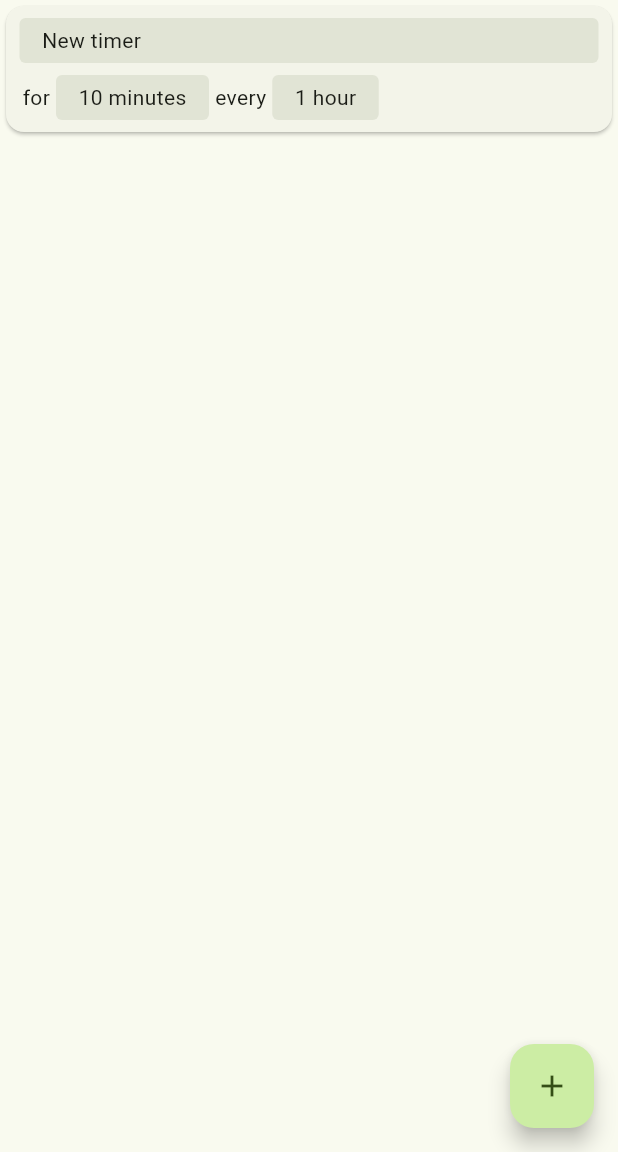
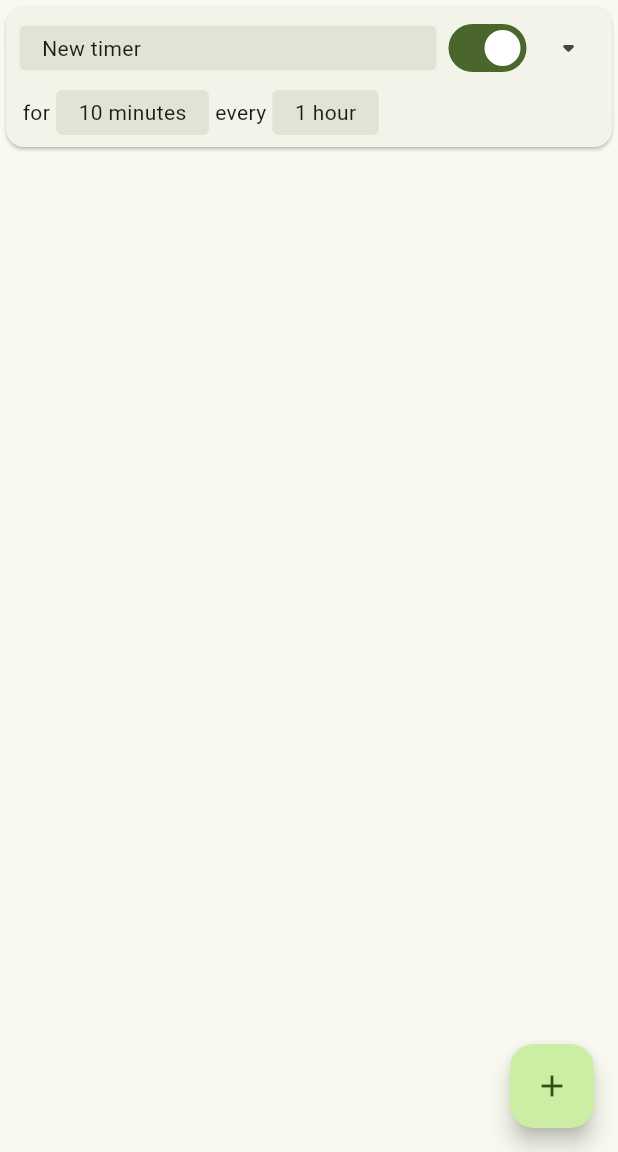
Before and after one commit to zphixon/tomato, a Flutter app: the screen it shows after launch, after a tap on the "add" icon, on a phone screen of 412 x 824 dp, the part 84-1236 px from its top. Run offline on Flutter 3.47's test engine with Material 2 defaults, Android fonts, the phone set to English and light mode, and no system bars; missing offline and left inert: path_provider_android.

Commit message:
add toggle button and expand

```diff
--- a/lib/main.dart
+++ b/lib/main.dart
@@ -165,6 +165,13 @@ class _MyHomePageState extends State<MyHomePage> {
       });
     }
 
+    setEnabled(idx, newEnabled) {
+      setState(() {
+        settings.timers[idx].enabled = newEnabled;
+        widget.storage.writeSettings(settings);
+      });
+    }
+
     return Scaffold(
       appBar: AppBar(
         backgroundColor: Theme.of(context).colorScheme.inversePrimary,
@@ -181,6 +188,7 @@ class _MyHomePageState extends State<MyHomePage> {
         updateActive: updateActive,
         updateEvery: updateEvery,
         delete: delete,
+        setEnabled: setEnabled,
         timers: settings.timers,
       ),
       floatingActionButton: FloatingActionButton(
@@ -197,6 +205,7 @@ class TimerList extends StatelessWidget {
   final Function(int idx, time.Duration newActive) updateActive;
   final Function(int idx, time.Duration newEvery) updateEvery;
   final Function(int idx) delete;
+  final Function(int idx, bool newEnabled) setEnabled;
   final List<time.Timer> timers;
 
   const TimerList({
@@ -205,6 +214,7 @@ class TimerList extends StatelessWidget {
     required this.updateActive,
     required this.updateEvery,
     required this.delete,
+    required this.setEnabled,
     required this.timers,
   });
 
@@ -221,6 +231,7 @@ class TimerList extends StatelessWidget {
         doUpdateActive(time.Duration newActive) => updateActive(idx, newActive);
         doUpdateEvery(time.Duration newEvery) => updateEvery(idx, newEvery);
         doDelete() => delete(idx);
+        doSetEnabled(bool newEnabled) => setEnabled(idx, newEnabled);
 
         return TimerCard(
           pad: pad,
@@ -229,13 +240,14 @@ class TimerList extends StatelessWidget {
           doUpdateActive: doUpdateActive,
           doUpdateEvery: doUpdateEvery,
           doDelete: doDelete,
+          doSetEnabled: doSetEnabled,
         );
       },
     );
   }
 }
 
-class TimerCard extends StatelessWidget {
+class TimerCard extends StatefulWidget {
   const TimerCard({
     super.key,
     required this.pad,
@@ -244,6 +256,7 @@ class TimerCard extends StatelessWidget {
     required this.doUpdateActive,
     required this.doUpdateEvery,
     required this.doDelete,
+    required this.doSetEnabled,
   });
 
   final EdgeInsets pad;
@@ -252,40 +265,76 @@ class TimerCard extends StatelessWidget {
   final Function(String newNoto) doUpdateNoto;
   final Function(time.Duration newValue) doUpdateActive;
   final Function(time.Duration newValue) doUpdateEvery;
+  final Function(bool newValue) doSetEnabled;
   final Function() doDelete;
 
   @override
+  State<TimerCard> createState() => _TimerCardState();
+}
+
+class _TimerCardState extends State<TimerCard> {
+  bool _expanded = false;
+
+  @override
   Widget build(BuildContext context) {
+    toggleExpanded() {
+      setState(() {
+        _expanded = !_expanded;
+      });
+    }
+
+    var toggleExpandButton = IconButton(
+      onPressed: toggleExpanded,
+      icon: Icon(_expanded
+          ? Icons.arrow_drop_up_rounded
+          : Icons.arrow_drop_down_rounded),
+    );
+
+    List<Widget> expandedItems = [];
+    if (_expanded) {
+      expandedItems = [
+        const Text('wowee'),
+      ];
+    }
+
     return Padding(
-      padding: pad,
+      padding: widget.pad,
       child: Card(
         child: InkWell(
           borderRadius: BorderRadius.circular(8.0),
-          //onTap: () {},
+          onTap: toggleExpanded,
           onLongPress: () {
             // TODO show popup that lets you delete/disable/etc
-            doDelete();
+            widget.doDelete();
           },
           child: Padding(
             padding: const EdgeInsets.symmetric(horizontal: 5, vertical: 4.0),
             child: Column(
               crossAxisAlignment: CrossAxisAlignment.stretch,
               children: [
-                SelectableCard(
+                Row(
+                  children: [
+                    Expanded(
+                      child: SelectableCard(
                         onTap: () async {
                           var text = await showDialog(
                             context: context,
                             builder: (context) => StringSelector(
-                        start: timer.noto,
+                              start: widget.timer.noto,
                               title: 'Notification text',
                             ),
                           );
 
                           if (text != null) {
-                      doUpdateNoto(text);
+                            widget.doUpdateNoto(text);
                           }
                         },
-                  label: Text(timer.noto),
+                        label: Text(widget.timer.noto),
+                      ),
+                    ),
+                    Switch(value: widget.timer.enabled, onChanged: widget.doSetEnabled),
+                    toggleExpandButton,
+                  ],
                 ),
                 Padding(
                   padding: const EdgeInsets.symmetric(horizontal: 6.0),
@@ -299,15 +348,15 @@ class TimerCard extends StatelessWidget {
                           var selected = await showDialog<time.Duration>(
                             context: context,
                             builder: (ctx) => DurationSelector(
-                              start: timer.interval.active,
+                              start: widget.timer.interval.active,
                               title: 'Select length of alert',
                             ),
                           );
                           if (selected != null) {
-                            doUpdateActive(selected);
+                            widget.doUpdateActive(selected);
                           }
                         },
-                        label: Text(timer.interval.active.toString()),
+                        label: Text(widget.timer.interval.active.toString()),
                       ),
                       const Text('every'),
                       SelectableCard(
@@ -315,24 +364,60 @@ class TimerCard extends StatelessWidget {
                           var selected = await showDialog<time.Duration>(
                             context: context,
                             builder: (ctx) => DurationSelector(
-                              start: timer.interval.every,
+                              start: widget.timer.interval.every,
                               title: 'Select time between alerts',
                             ),
                           );
                           if (selected != null) {
-                            doUpdateEvery(selected);
+                            widget.doUpdateEvery(selected);
                           }
                         },
-                        label: Text(timer.interval.every.toString()),
+                        label: Text(widget.timer.interval.every.toString()),
                       ),
                     ],
                   ),
                 ),
+                ...expandedItems
               ],
             ),
           ),
         ),
       ),
+    );
+  }
+}
+
+class SingleChoice extends StatefulWidget {
+  const SingleChoice({super.key});
+
+  @override
+  State<SingleChoice> createState() => _SingleChoiceState();
+}
+
+class _SingleChoiceState extends State<SingleChoice> {
+  bool enabled = true;
+
+  @override
+  Widget build(BuildContext context) {
+    return SegmentedButton<bool>(
+      segments: <ButtonSegment<bool>>[
+        ButtonSegment<bool>(
+          value: true,
+          label: enabled ? const Text('Enabled') : null,
+          icon: enabled ? null : const Icon(Icons.check_circle),
+        ),
+        ButtonSegment<bool>(
+          value: false,
+          label: enabled ? null : const Text('Disabled'),
+          icon: enabled ? const Icon(Icons.close_rounded) : null,
+        ),
+      ],
+      selected: <bool>{enabled},
+      onSelectionChanged: (Set<bool> newSelection) {
+        setState(() {
+          enabled = newSelection.first;
+        });
+      },
     );
   }
 }
--- a/lib/time.dart
+++ b/lib/time.dart
@@ -92,16 +92,19 @@ class IntervalPeriod {
 class Timer {
   IntervalPeriod interval;
   String noto;
+  bool enabled = true;
 
   Timer({required this.interval, required this.noto});
 
   Timer.fromJson(Map<String, dynamic> json)
       : interval = IntervalPeriod.fromJson(json['interval']),
-        noto = json['noto'];
+        noto = json['noto'],
+        enabled = json['enabled'] ?? true;
 
   Map<String, dynamic> toJson() => {
         'interval': interval.toJson(),
         'noto': noto,
+        'enabled': enabled,
       };
 }
 
```
Lines whose indentation alone changed are shown as unchanged.
